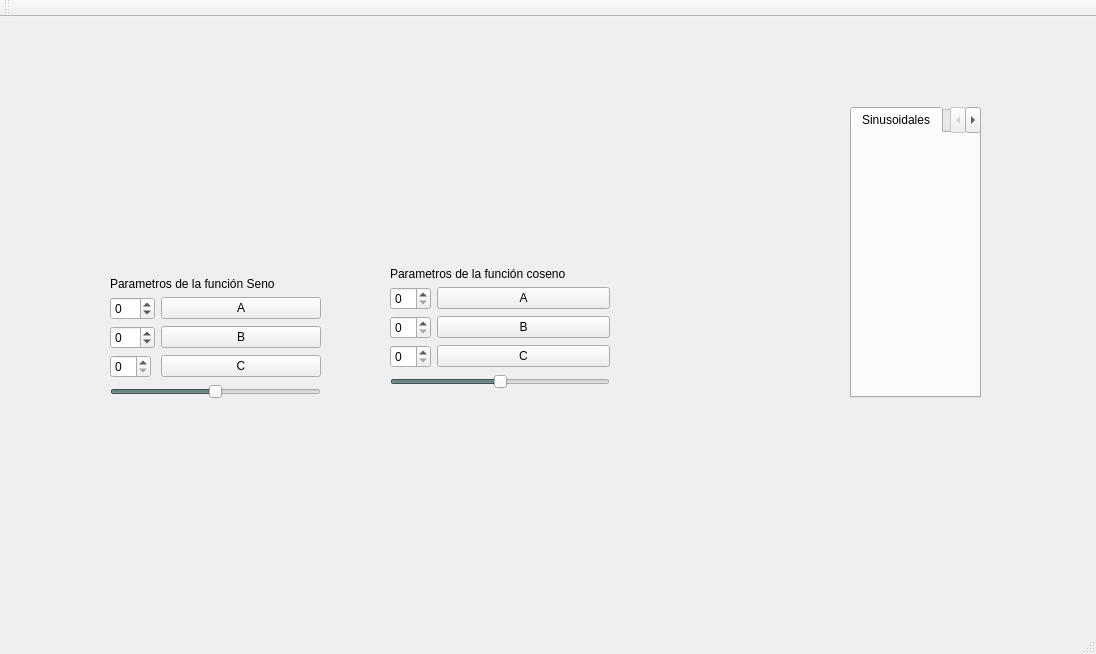
First picture: the form in QT/TrigonometryViewerQT/mainwindow.ui, repository Niconiio/LosPitagoras, before the edit.
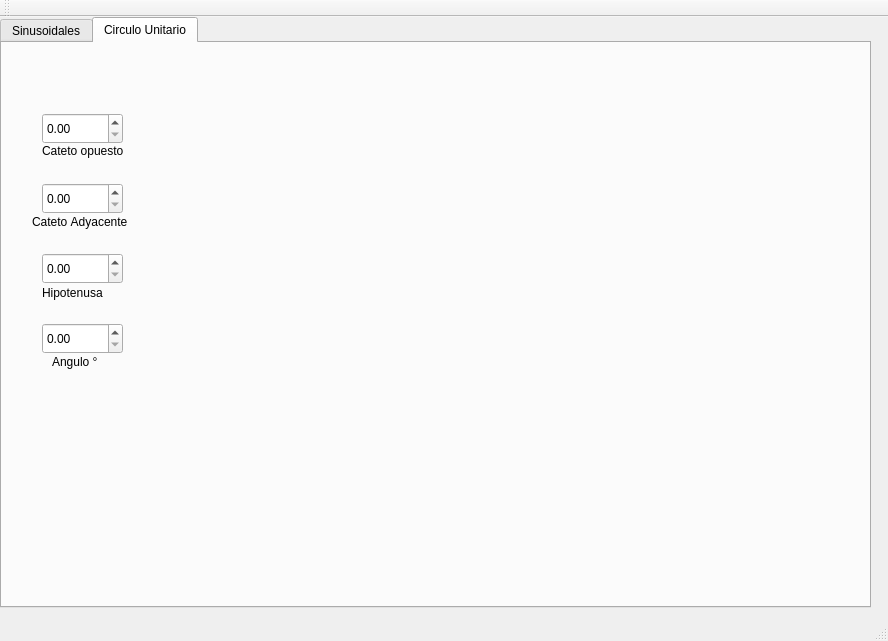
Second picture: the form after the edit. Custom widgets are drawn as their Qt base class.

Commit message: Se logra hacer el circulo unitario y que se actualice a medida que el angulo cambia

```diff
--- a/QT/TrigonometryViewerQT/mainwindow.ui
+++ b/QT/TrigonometryViewerQT/mainwindow.ui
@@ -6,8 +6,8 @@
    <rect>
     <x>0</x>
     <y>0</y>
-    <width>1096</width>
-    <height>654</height>
+    <width>888</width>
+    <height>641</height>
    </rect>
   </property>
   <property name="palette">
@@ -58,10 +58,10 @@
    <widget class="QTabWidget" name="Tab_principal">
     <property name="geometry">
      <rect>
-      <x>850</x>
-      <y>90</y>
-      <width>131</width>
-      <height>291</height>
+      <x>0</x>
+      <y>0</y>
+      <width>871</width>
+      <height>591</height>
      </rect>
     </property>
     <property name="sizePolicy">
@@ -71,125 +71,17 @@
      </sizepolicy>
     </property>
     <property name="currentIndex">
-     <number>0</number>
+     <number>1</number>
     </property>
-    <widget class="QWidget" name="tab">
+    <widget class="QWidget" name="tabsinusoidal">
      <attribute name="title">
       <string>Sinusoidales</string>
      </attribute>
-    </widget>
-    <widget class="QWidget" name="tab_2">
-     <attribute name="title">
-      <string>Circulo Unitario</string>
-     </attribute>
-     <widget class="QLabel" name="label_angulo">
-      <property name="geometry">
-       <rect>
-        <x>370</x>
-        <y>340</y>
-        <width>54</width>
-        <height>17</height>
-       </rect>
-      </property>
-      <property name="text">
-       <string>Angulo °</string>
-      </property>
-     </widget>
-     <widget class="QLabel" name="label_catad">
-      <property name="geometry">
-       <rect>
-        <x>20</x>
-        <y>340</y>
-        <width>101</width>
-        <height>17</height>
-       </rect>
-      </property>
-      <property name="text">
-       <string>Cateto Adyacente</string>
-      </property>
-     </widget>
-     <widget class="QLabel" name="label_hipo">
-      <property name="geometry">
-       <rect>
-        <x>260</x>
-        <y>340</y>
-        <width>71</width>
-        <height>20</height>
-       </rect>
-      </property>
-      <property name="text">
-       <string>Hipotenusa</string>
-      </property>
-     </widget>
-     <widget class="QDoubleSpinBox" name="anguloSpinBox">
-      <property name="geometry">
-       <rect>
-        <x>370</x>
-        <y>300</y>
-        <width>62</width>
-        <height>26</height>
-       </rect>
-      </property>
-      <property name="minimum">
-       <double>0.000000000000000</double>
-      </property>
-      <property name="maximum">
-       <double>180.000000000000000</double>
-      </property>
-      <property name="value">
-       <double>0.000000000000000</double>
-      </property>
-     </widget>
-     <widget class="QLabel" name="label_catop">
-      <property name="geometry">
-       <rect>
-        <x>140</x>
-        <y>340</y>
-        <width>91</width>
-        <height>16</height>
-       </rect>
-      </property>
-      <property name="text">
-       <string>Cateto opuesto</string>
-      </property>
-     </widget>
-     <widget class="QDoubleSpinBox" name="catopSpinBox">
-      <property name="geometry">
-       <rect>
-        <x>121</x>
-        <y>300</y>
-        <width>91</width>
-        <height>26</height>
-       </rect>
-      </property>
-     </widget>
-     <widget class="QDoubleSpinBox" name="hipoSpinBox">
-      <property name="geometry">
-       <rect>
-        <x>260</x>
-        <y>300</y>
-        <width>62</width>
-        <height>26</height>
-       </rect>
-      </property>
-     </widget>
-     <widget class="QDoubleSpinBox" name="catadSpinBox">
-      <property name="geometry">
-       <rect>
-        <x>21</x>
-        <y>306</y>
-        <width>81</width>
-        <height>20</height>
-       </rect>
-      </property>
-     </widget>
-    </widget>
-   </widget>
    <widget class="QWidget" name="verticalLayoutWidget">
     <property name="geometry">
      <rect>
-      <x>20</x>
-      <y>10</y>
+        <x>50</x>
+        <y>40</y>
       <width>361</width>
       <height>231</height>
      </rect>
@@ -203,19 +95,93 @@
    <widget class="QWidget" name="verticalLayoutWidget_2">
     <property name="geometry">
      <rect>
-      <x>390</x>
-      <y>10</y>
+        <x>450</x>
+        <y>40</y>
       <width>381</width>
       <height>231</height>
      </rect>
     </property>
     <layout class="QVBoxLayout" name="GraficoCoseno"/>
    </widget>
+     <widget class="QWidget" name="formLayoutWidget">
+      <property name="geometry">
+       <rect>
+        <x>510</x>
+        <y>300</y>
+        <width>220</width>
+        <height>171</height>
+       </rect>
+      </property>
+      <layout class="QFormLayout" name="Layout_parametros_coseno">
+       <item row="1" column="0">
+        <widget class="QSpinBox" name="spinBox_A_coseno"/>
+       </item>
+       <item row="1" column="1">
+        <widget class="QPushButton" name="A_coseno">
+         <property name="text">
+          <string>A</string>
+         </property>
+        </widget>
+       </item>
+       <item row="2" column="0">
+        <widget class="QSpinBox" name="spinBox_B_coseno"/>
+       </item>
+       <item row="2" column="1">
+        <widget class="QPushButton" name="B_coseno">
+         <property name="text">
+          <string>B</string>
+         </property>
+        </widget>
+       </item>
+       <item row="3" column="0">
+        <widget class="QSpinBox" name="spinBox_C_coseno"/>
+       </item>
+       <item row="3" column="1">
+        <widget class="QPushButton" name="C_coseno">
+         <property name="text">
+          <string>C</string>
+         </property>
+        </widget>
+       </item>
+       <item row="0" column="0" colspan="2">
+        <widget class="QLabel" name="label">
+         <property name="text">
+          <string>Parametros de la función coseno</string>
+         </property>
+        </widget>
+       </item>
+       <item row="4" column="0" colspan="2">
+        <widget class="QSlider" name="Desplazamiento_horizontal_coseno">
+         <property name="cursor">
+          <cursorShape>OpenHandCursor</cursorShape>
+         </property>
+         <property name="minimum">
+          <number>-10</number>
+         </property>
+         <property name="maximum">
+          <number>10</number>
+         </property>
+         <property name="singleStep">
+          <number>1</number>
+         </property>
+         <property name="orientation">
+          <enum>Qt::Orientation::Horizontal</enum>
+         </property>
+         <property name="invertedAppearance">
+          <bool>false</bool>
+         </property>
+         <property name="invertedControls">
+          <bool>false</bool>
+         </property>
+        </widget>
+       </item>
+      </layout>
+     </widget>
    <widget class="QWidget" name="formLayoutWidget_2">
     <property name="geometry">
      <rect>
-      <x>110</x>
-      <y>260</y>
+        <x>100</x>
+        <y>290</y>
       <width>211</width>
       <height>181</height>
      </rect>
@@ -299,79 +265,123 @@
      </item>
     </layout>
    </widget>
-   <widget class="QWidget" name="formLayoutWidget">
+    </widget>
+    <widget class="QWidget" name="tabunitario">
+     <attribute name="title">
+      <string>Circulo Unitario</string>
+     </attribute>
+     <widget class="QLabel" name="label_angulo">
     <property name="geometry">
      <rect>
-      <x>390</x>
-      <y>250</y>
-      <width>220</width>
-      <height>211</height>
-     </rect>
-    </property>
-    <layout class="QFormLayout" name="Layout_parametros_coseno">
-     <item row="1" column="0">
-      <widget class="QSpinBox" name="spinBox_A_coseno"/>
-     </item>
-     <item row="1" column="1">
-      <widget class="QPushButton" name="A_coseno">
+        <x>50</x>
+        <y>310</y>
+        <width>54</width>
+        <height>17</height>
+       </rect>
+      </property>
        <property name="text">
-        <string>A</string>
-       </property>
-      </widget>
-     </item>
-     <item row="2" column="0">
-      <widget class="QSpinBox" name="spinBox_B_coseno"/>
-     </item>
-     <item row="2" column="1">
-      <widget class="QPushButton" name="B_coseno">
-       <property name="text">
-        <string>B</string>
-       </property>
-      </widget>
-     </item>
-     <item row="3" column="0">
-      <widget class="QSpinBox" name="spinBox_C_coseno"/>
-     </item>
-     <item row="3" column="1">
-      <widget class="QPushButton" name="C_coseno">
+       <string>Angulo °</string>
+      </property>
+     </widget>
+     <widget class="QLabel" name="label_catad">
+      <property name="geometry">
+       <rect>
+        <x>30</x>
+        <y>170</y>
+        <width>101</width>
+        <height>17</height>
+       </rect>
+      </property>
        <property name="text">
-        <string>C</string>
-       </property>
-      </widget>
-     </item>
-     <item row="0" column="0" colspan="2">
-      <widget class="QLabel" name="label">
+       <string>Cateto Adyacente</string>
+      </property>
+     </widget>
+     <widget class="QLabel" name="label_hipo">
+      <property name="geometry">
+       <rect>
+        <x>40</x>
+        <y>240</y>
+        <width>71</width>
+        <height>20</height>
+       </rect>
+      </property>
        <property name="text">
-        <string>Parametros de la función coseno</string>
-       </property>
-      </widget>
-     </item>
-     <item row="4" column="0" colspan="2">
-      <widget class="QSlider" name="Desplazamiento_horizontal_coseno">
-       <property name="cursor">
-        <cursorShape>OpenHandCursor</cursorShape>
+       <string>Hipotenusa</string>
+      </property>
+     </widget>
+     <widget class="QDoubleSpinBox" name="anguloSpinBox">
+      <property name="geometry">
+       <rect>
+        <x>40</x>
+        <y>280</y>
+        <width>81</width>
+        <height>31</height>
+       </rect>
        </property>
        <property name="minimum">
-        <number>-10</number>
+       <double>0.000000000000000</double>
        </property>
        <property name="maximum">
-        <number>10</number>
-       </property>
-       <property name="singleStep">
-        <number>1</number>
-       </property>
-       <property name="orientation">
-        <enum>Qt::Orientation::Horizontal</enum>
-       </property>
-       <property name="invertedAppearance">
-        <bool>false</bool>
-       </property>
-       <property name="invertedControls">
-        <bool>false</bool>
-       </property>
-      </widget>
-     </item>
-    </layout>
+       <double>180.000000000000000</double>
+      </property>
+      <property name="value">
+       <double>0.000000000000000</double>
+      </property>
+     </widget>
+     <widget class="QLabel" name="label_catop">
+      <property name="geometry">
+       <rect>
+        <x>40</x>
+        <y>100</y>
+        <width>91</width>
+        <height>16</height>
+       </rect>
+      </property>
+      <property name="text">
+       <string>Cateto opuesto</string>
+      </property>
+     </widget>
+     <widget class="QDoubleSpinBox" name="catopSpinBox">
+      <property name="geometry">
+       <rect>
+        <x>40</x>
+        <y>70</y>
+        <width>81</width>
+        <height>31</height>
+       </rect>
+      </property>
+     </widget>
+     <widget class="QDoubleSpinBox" name="hipoSpinBox">
+      <property name="geometry">
+       <rect>
+        <x>40</x>
+        <y>210</y>
+        <width>81</width>
+        <height>31</height>
+       </rect>
+      </property>
+     </widget>
+     <widget class="QDoubleSpinBox" name="catadSpinBox">
+      <property name="geometry">
+       <rect>
+        <x>40</x>
+        <y>140</y>
+        <width>81</width>
+        <height>31</height>
+       </rect>
+      </property>
+     </widget>
+     <widget class="Circulo_u" name="circuloWidget" native="true">
+      <property name="geometry">
+       <rect>
+        <x>270</x>
+        <y>70</y>
+        <width>471</width>
+        <height>381</height>
+       </rect>
+      </property>
+     </widget>
+    </widget>
    </widget>
   </widget>
   <widget class="QStatusBar" name="statusbar"/>
@@ -387,6 +397,14 @@
    </attribute>
   </widget>
  </widget>
+ <customwidgets>
+  <customwidget>
+   <class>Circulo_u</class>
+   <extends>QWidget</extends>
+   <header>circulo_u.h</header>
+   <container>1</container>
+  </customwidget>
+ </customwidgets>
  <resources/>
  <connections/>
 </ui>
```
Lines whose indentation alone changed are shown as unchanged. The commit also changes 7 other files.
